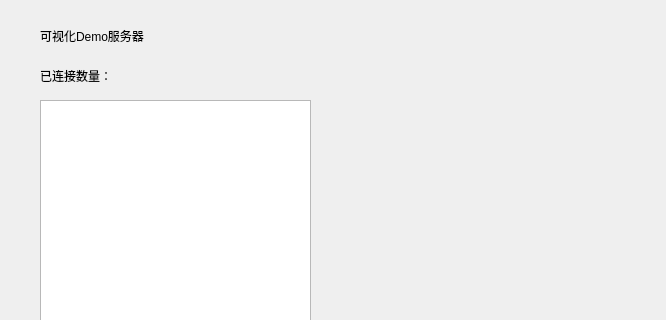
First picture: the form in VisualizeDemo_Server/vserver.ui, repository JerryWen1126/VisualizeDemo, before the edit; both pictures show x 0 to 666 and y 0 to 320 of the 1024 by 600 pixel window.
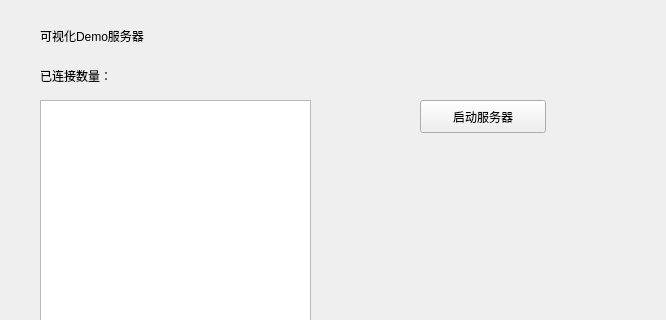
Second picture: the form after the edit.

Commit message: 可接受多客户端连接的服务器

Patch:
```diff
--- a/VisualizeDemo_Server/vserver.ui
+++ b/VisualizeDemo_Server/vserver.ui
@@ -28,7 +28,7 @@
     <rect>
      <x>40</x>
      <y>60</y>
-     <width>91</width>
+     <width>171</width>
      <height>31</height>
     </rect>
    </property>
@@ -49,6 +49,19 @@
     <string>可视化Demo服务器</string>
    </property>
   </widget>
+  <widget class="QPushButton" name="create_btn">
+   <property name="geometry">
+    <rect>
+     <x>420</x>
+     <y>100</y>
+     <width>126</width>
+     <height>33</height>
+    </rect>
+   </property>
+   <property name="text">
+    <string>启动服务器</string>
+   </property>
+  </widget>
  </widget>
  <layoutdefault spacing="6" margin="11"/>
  <resources/>
```
Left out of the diff: 4 changed lines with no effect on the pictures. The commit also changes 15 other files.
